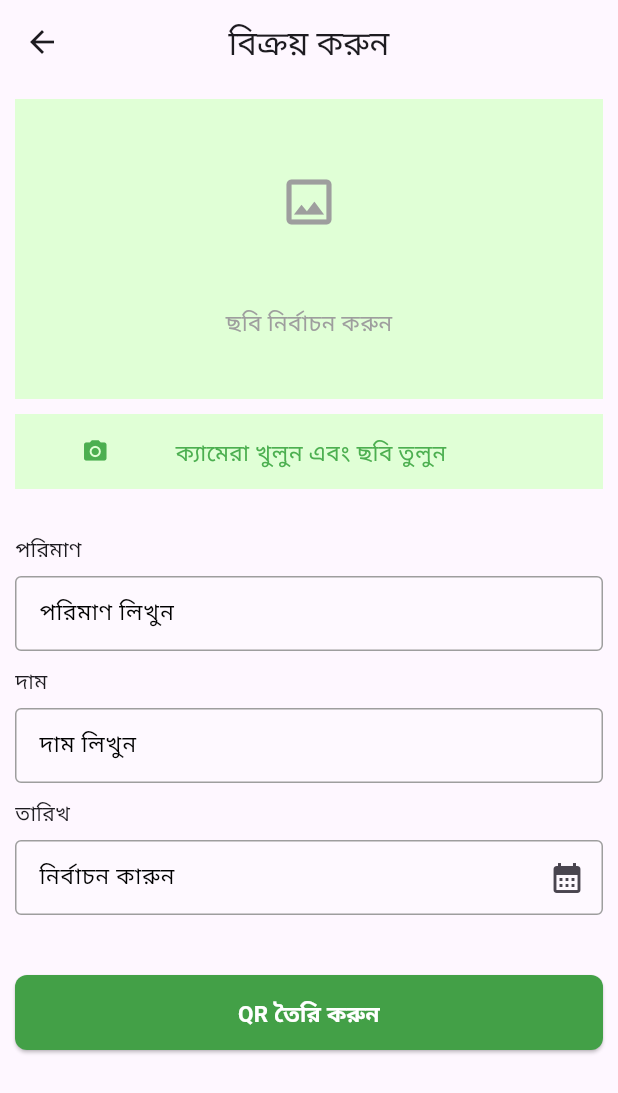
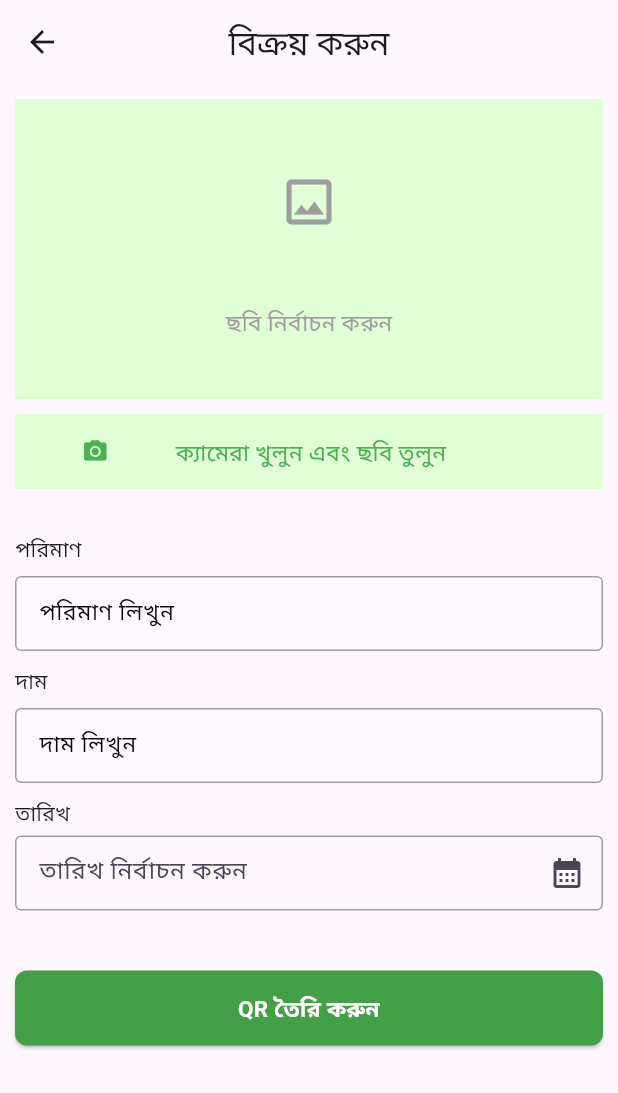
Before and after one commit to diptakumardas/e_traceability_beta, a Flutter app: the SellScreen screen opened directly, on a phone screen of 412 x 824 dp. Shown: the top 1093 px of the screen. Run offline on Flutter 3.47's test engine with Material 3 defaults, Android fonts, the phone set to English and light mode, and no system bars; our stand-ins replace flutter_svg, image_picker, smooth_page_indicator; missing offline and left inert: dart:ffi.

Commit message:
calender add

```diff
--- a/lib/main.dart
+++ b/lib/main.dart
@@ -27,7 +27,7 @@ class _MyAppState extends State<MyApp> {
       create: (context) => FarmingOptionsProvider(),
       child: MaterialApp(
         debugShowCheckedModeBanner: false,
-        home:TestPage1()
+        home:SellScreen()
       ),
     );
   }
--- a/lib/production_pages/preview_page.dart
+++ b/lib/production_pages/preview_page.dart
@@ -66,6 +66,7 @@ class _PreviewPageState extends State<PreviewPage> {
               Consumer<FarmingOptionsProvider>(
                   builder: (context, provider, child) {
                 return TitleWithField(
+                  readOnly: true,
                   title1: "চাষযোগ্য মোট জমির পরিমান",
                   title2: "শতাংশ",
                   textFieldValue:
--- a/lib/production_pages/test_page.dart
+++ b/lib/production_pages/test_page.dart
@@ -16,8 +16,8 @@ class TestPage1 extends StatelessWidget {
     "পাথুরে চুন বা লাইমিং করা হয়েছে কিনা ?",
     "ব্লিচিং ব্যবহার করা হয়েছে?",
     "পানি দেয়ার পূর্বে সম্পূর্ণ পুকুর পরিষ্কার করা হয়েছে?",
-    "ব্অবাঞ্ছিত গাছপালা পরিষ্কার করা হয়েছে কিনা?",
-    "বরাক্ষুসে ও অবাঞ্ছিত মাছ সরানো হয়েছে?",
+    "অবাঞ্ছিত গাছপালা পরিষ্কার করা হয়েছে কিনা?",
+    "রাক্ষুসে ও অবাঞ্ছিত মাছ সরানো হয়েছে?",
     "পাড় মেরামত ও উঁচু করে বাঁধা হয়েছে কিনা",
   ];
 
--- a/lib/sell_page/sell_screen.dart
+++ b/lib/sell_page/sell_screen.dart
@@ -1,6 +1,7 @@
 import 'dart:io';
 import 'dart:typed_data';
 
+import 'package:e_traceability_beta/widget/calender.dart';
 import 'package:flutter/cupertino.dart';
 import 'package:flutter/material.dart';
 import 'package:flutter/widgets.dart';
@@ -37,39 +38,6 @@ class _SellScreenState extends State<SellScreen> {
             crossAxisAlignment: CrossAxisAlignment.start,
             children: [
               CamraModule(),
-              /*Container(
-                height: 120,
-                width: double.infinity,
-                color: Color(0xFFE0FFD6),
-                child: Column(
-                  mainAxisAlignment: MainAxisAlignment.spaceEvenly,
-                  children: [
-                    IconButton(onPressed: (){}, icon: const Icon(Icons.image_outlined,color: Colors.grey,size: 40,),),
-                    const Text("ছবি নির্বাচন করুন",style: TextStyle(color: Colors.grey,fontSize: 15),)
-                  ],
-                ),
-              ),
-              const SizedBox(
-                height: 10,
-              ),
-              InkWell(
-                onTap: (){},
-                child: Container(
-                  height: 50,
-                  width: double.infinity,
-                  color: const Color(0xFFE0FFD6),
-                  child: const Row(
-                    mainAxisAlignment: MainAxisAlignment.spaceEvenly,
-                    children: [
-                      Icon(Icons.camera_alt,size: 18,color: Colors.green,),
-                      Padding(
-                        padding: EdgeInsets.only(right:  60.0),
-                        child: Text("ক্যামেরা খুলুন এবং ছবি তুলুন",style: TextStyle(fontSize: 15,color: Colors.green),),
-                      ),
-                    ],
-                  ),
-                ),
-              ),*/
               const SizedBox(
                 height: 30,
               ),
@@ -81,7 +49,7 @@ class _SellScreenState extends State<SellScreen> {
               const SizedBox(
                 height: 10,
               ),
-              const Customeform(title: "তারিখ", hintText: "নির্বাচন কারুন",fieldIcon: Icons.calendar_month,),
+              Calender(title: "তারিখ", hintText: "তারিখ নির্বাচন করুন"),
               const SizedBox(
                 height: 40,
               ),
--- /dev/null
+++ b/lib/widget/calender.dart
@@ -0,0 +1,58 @@
+import 'package:flutter/cupertino.dart';
+import 'package:flutter/material.dart';
+
+class Calender extends StatefulWidget {
+  const Calender({super.key, required this.title, required this.hintText});
+  final String title;
+  final String hintText;
+  @override
+  State<Calender> createState() => _CalenderState();
+}
+
+class _CalenderState extends State<Calender> {
+  TextEditingController _datecontroller = TextEditingController();
+  @override
+  Widget build(BuildContext context) {
+    return Column(
+      crossAxisAlignment: CrossAxisAlignment.start,
+      children: [
+        Text(widget.title),
+        SizedBox(
+          height: 5,
+        ),
+        SizedBox(
+          height: 50,
+          child: TextField(
+            readOnly: true,
+            onTap: () {
+              _selecteDate();
+            },
+            controller: _datecontroller,
+            decoration: InputDecoration(
+                suffixIcon: Icon(Icons.calendar_month),
+                hintText: widget.hintText,
+                filled: true,
+                fillColor: Colors.transparent,
+                enabledBorder: const OutlineInputBorder(
+                    borderSide: BorderSide(color: Colors.grey)),
+                focusedBorder: OutlineInputBorder(
+                    borderSide: BorderSide(color: Colors.red))),
+          ),
+        )
+      ],
+    );
+  }
+
+  Future<void> _selecteDate() async {
+    DateTime? picked = await showDatePicker(
+        context: context,
+        firstDate: DateTime(2000),
+        lastDate: DateTime(2030),
+        initialDate: DateTime.now());
+    if (picked != null) {
+      setState(() {
+        _datecontroller.text = picked.toString().split(" ")[0];
+      });
+    }
+  }
+}
--- a/lib/widget/customeForm.dart
+++ b/lib/widget/customeForm.dart
@@ -2,10 +2,10 @@ import 'package:flutter/cupertino.dart';
 import 'package:flutter/material.dart';
 
 class Customeform extends StatefulWidget {
-  const Customeform({super.key,required this.title,required this.hintText, this.fieldIcon});
+  const Customeform({super.key,required this.title,required this.hintText,});
   final String title;
   final String hintText;
-  final IconData? fieldIcon;
+
 
   @override
   State<Customeform> createState() => _CustomeformState();
@@ -29,7 +29,6 @@ class _CustomeformState extends State<Customeform> {
 
               obscureText: true,
               decoration: InputDecoration(
-                suffixIcon: widget.fieldIcon != null ? Icon(widget.fieldIcon) : null,
                 hintText: widget.hintText,
                 hintStyle: TextStyle(fontSize: 15,color: Colors.black),
                 fillColor: Colors.white30,
--- a/lib/widget/custome_titile_with_textfield.dart
+++ b/lib/widget/custome_titile_with_textfield.dart
@@ -8,10 +8,12 @@ class TitleWithField extends StatefulWidget {
       {super.key,
       required this.title1,
       required this.title2,
-      required this.textFieldValue});
+      required this.textFieldValue,
+      this.readOnly = false});
   final String title1;
   final String title2;
   final String textFieldValue;
+  final bool? readOnly;
 
   @override
   State<TitleWithField> createState() => _TitleWithFieldState();
@@ -39,6 +41,8 @@ class _TitleWithFieldState extends State<TitleWithField> {
           ),
           Expanded(
             child: TextField(
+              readOnly: false,
+
               controller: controller,
               onChanged: (value) {
                 setState(() {
```
